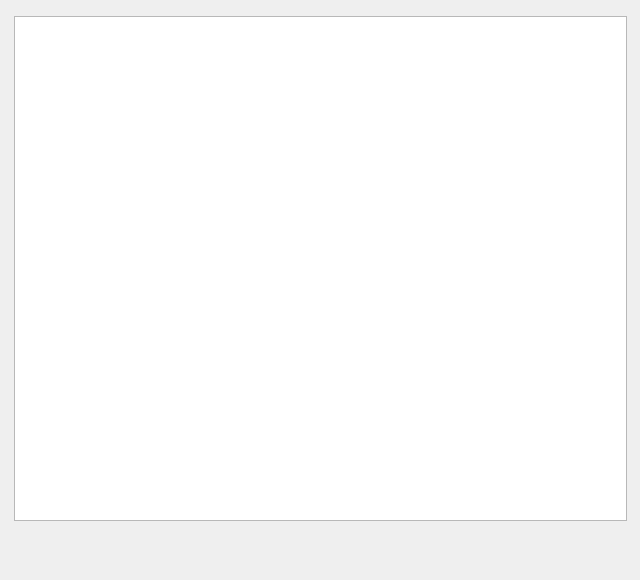
The window that TCLAutoTestTool/DialogTestFlow.ui (wlffeng2008/TCLAutoTest) describes before a commit, drawn with Qt 5.
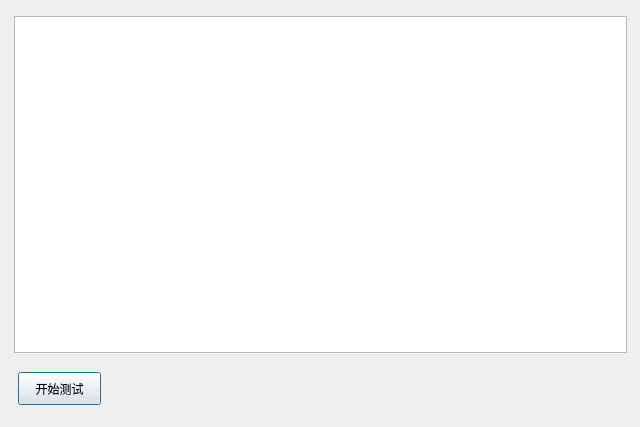
The same window after the commit.

```diff
--- a/TCLAutoTestTool/DialogTestFlow.ui
+++ b/TCLAutoTestTool/DialogTestFlow.ui
@@ -7,7 +7,7 @@
     <x>0</x>
     <y>0</y>
     <width>640</width>
-    <height>580</height>
+    <height>427</height>
    </rect>
   </property>
   <property name="windowTitle">
@@ -19,10 +19,23 @@
      <x>14</x>
      <y>16</y>
      <width>613</width>
-     <height>505</height>
+     <height>337</height>
     </rect>
    </property>
   </widget>
+  <widget class="QPushButton" name="pushButtonAction">
+   <property name="geometry">
+    <rect>
+     <x>18</x>
+     <y>372</y>
+     <width>83</width>
+     <height>33</height>
+    </rect>
+   </property>
+   <property name="text">
+    <string>开始测试</string>
+   </property>
+  </widget>
  </widget>
  <resources/>
  <connections/>
```
